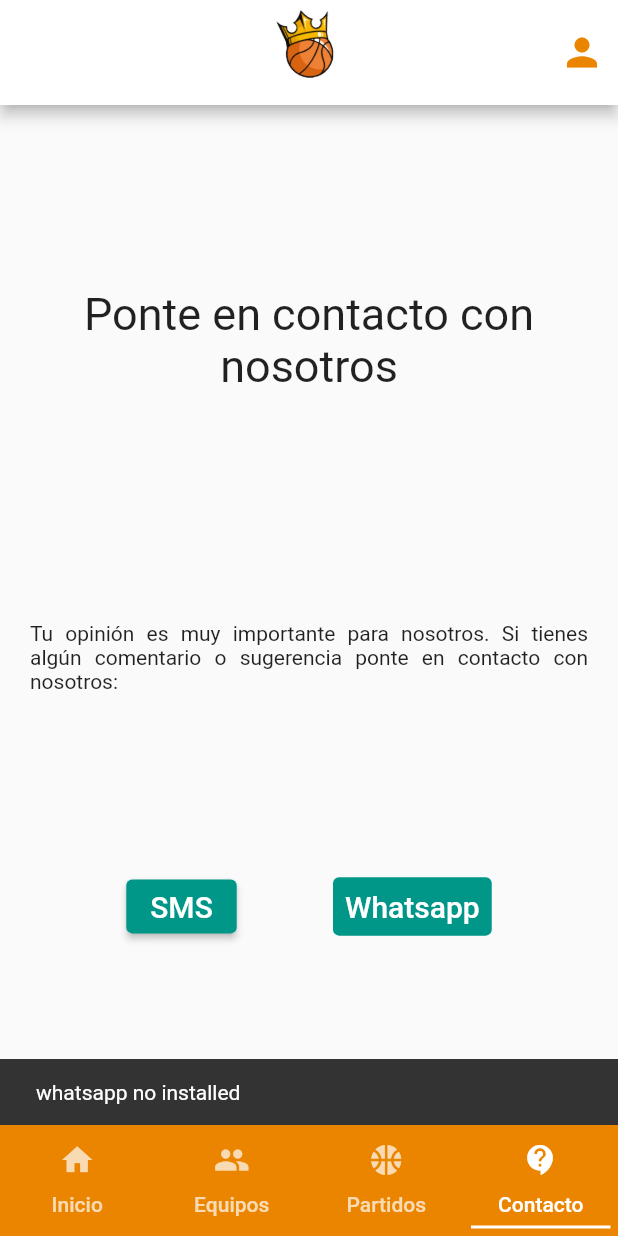
After one commit to PaulSesMc/AppAndroid_miTorneo, a Flutter app: the screen it shows once a user with an empty profile is signed in, item 4 of the bottom bar chosen, after a tap on "Whatsapp", on a phone screen of 412 x 824 dp. The commit adds this screen. Run offline on Flutter 3.47's test engine with Material 2 defaults, Android fonts, the phone set to English and light mode, and no system bars; our stand-ins replace firebase_auth, firebase_core; accounts and stored records are empty; network calls fail.

Commit message:
COntacto

```diff
--- /dev/null
+++ b/proyectofinal/lib/contacto.dart
@@ -0,0 +1,97 @@
+import 'package:flutter/material.dart';
+import 'package:url_launcher/url_launcher.dart';
+
+class Contacto extends StatefulWidget {
+  @override
+  _MyAppState createState() => _MyAppState();
+}
+
+class _MyAppState extends State<Contacto> {
+  openwhatsapp(String message, String destinatario) async {
+    var whatsapp = destinatario;
+    var whatsappURl_android =
+        "whatsapp://send?phone=" + whatsapp + "&text=" + message;
+    var whatappURL_ios = "https://wa.me/$whatsapp?text=${Uri.parse(message)}";
+
+    // android , web
+    if (await canLaunch(whatsappURl_android)) {
+      await launch(whatsappURl_android);
+    } else {
+      ScaffoldMessenger.of(context)
+          .showSnackBar(const SnackBar(content: Text("whatsapp no installed")));
+    }
+  }
+
+  _textMe() async {
+    // Android
+    const uri = 'sms:+39 348 060 888?body=hello%20there';
+    if (await canLaunch(uri)) {
+      await launch(uri);
+    } else {
+        throw 'Could not launch $uri';
+      }
+    }
+
+
+  @override
+  Widget build(BuildContext context) {
+    return MaterialApp(
+        home: Scaffold(
+
+            body: Container(
+                margin: EdgeInsets.all(20),
+                alignment: Alignment.center,
+                child: Column(
+                    mainAxisAlignment: MainAxisAlignment.spaceEvenly,
+                    children: [
+                      const Text(
+                        'Ponte en contacto con nosotros\n',
+                        style: TextStyle(fontSize: 30),
+                        textAlign: TextAlign.center,
+                      ),
+
+                      const Text(
+                        '\nTu opinión es muy importante para nosotros. Si tienes algún comentario o sugerencia ponte en contacto con nosotros:\n',
+                        //style: TextStyle(fontSize: 20),
+                        textAlign: TextAlign.justify,
+                      ),
+                      Row(
+                          mainAxisAlignment: MainAxisAlignment.spaceEvenly,
+                          children: [
+                            Column(
+                              children: [
+                                ElevatedButton(
+                                  style: ElevatedButton.styleFrom(
+                                    primary: Colors.teal,
+                                    onPrimary: Colors.white,
+                                    onSurface: Colors.grey,
+                                  ),
+                                  onPressed: _textMe,
+                                  child: const Text('SMS',style: TextStyle(fontSize: 20.0),),
+                                )
+                              ],
+                            ),
+                            Column(
+                              children: [
+                                TextButton(
+                                  child: Text(
+                                    'Whatsapp',
+                                    style: TextStyle(fontSize: 20.0),
+                                  ),
+                                  style: ElevatedButton.styleFrom(
+                                    primary: Colors.teal,
+                                    onPrimary: Colors.white,
+                                    onSurface: Colors.grey,
+                                  ),
+                                  onPressed: () {
+                                    String mensaje = "Hola Mcdonalds";
+                                    String destinatario = "+525559175602";
+                                    openwhatsapp(mensaje, destinatario);
+                                  },
+                                ),
+                              ],
+                            ),
+                          ])
+                    ]))));
+  }
+}
--- a/proyectofinal/lib/paginas.dart
+++ b/proyectofinal/lib/paginas.dart
@@ -2,9 +2,11 @@ import 'dart:io';
 import 'package:firebase_auth/firebase_auth.dart';
 import 'package:flutter/material.dart';
 import 'package:proyectofinal/operation.dart';
+
 import 'equipos/equipos.dart';
 import 'home.dart';
 import 'partidos/partidos.dart';
+import 'contacto.dart';
 
 final user = FirebaseAuth.instance.currentUser!;
 
@@ -15,7 +17,7 @@ class Paginas extends StatelessWidget {
     return MaterialApp(
       debugShowCheckedModeBanner: false,
       home: DefaultTabController(
-        length: 3,
+        length: 4,
         child: Scaffold(
           appBar: AppBar(
             toolbarHeight: 70,
@@ -37,7 +39,7 @@ class Paginas extends StatelessWidget {
           ),
           bottomNavigationBar: menu(),
           body: TabBarView(
-            children: [home(), Equipos(), Partidos()],
+            children: [home(), Equipos(), Partidos(), Contacto() ],
           ),
         ),
       ),
@@ -70,6 +72,10 @@ class Paginas extends StatelessWidget {
             text: "Estadisticas",
             icon: Icon(Icons.bar_chart),
           ),*/
+          Tab(
+            text: "Contacto",
+            icon: Icon(Icons.contact_support),
+          )
         ],
       ),
     );
--- a/proyectofinal/pubspec.yaml
+++ b/proyectofinal/pubspec.yaml
@@ -39,6 +39,7 @@ dependencies:
   http: ^0.13.5
   firebase_core: ^2.3.0
   firebase_auth: ^4.1.4
+  url_launcher: ^6.1.7
 
 dev_dependencies:
   flutter_test:
```
Also changed, not shown: proyectofinal/pubspec.lock, 6 other files.
